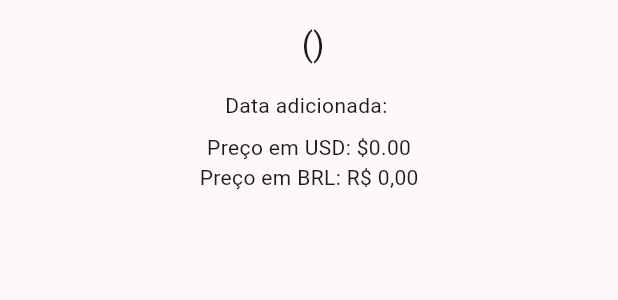
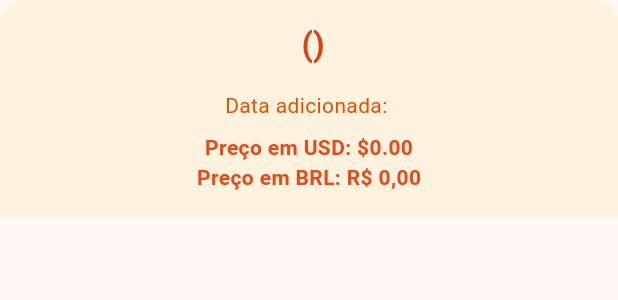
Before and after one commit to HeitorHrecek/coin_market, a Flutter app: the CryptoDetailSheet widget shown alone on an empty page, opened directly with empty values, on a phone screen of 412 x 824 dp. Shown: the top 300 px of the screen. Run offline on Flutter 3.47's test engine with Material 3 defaults, Android fonts, the phone set to English and light mode, and no system bars; our stand-ins replace connectivity_plus, pull_to_refresh; network calls fail.

Commit message:
Estilizando o App

```diff
--- a/lib/views/widgets/crypto_detail_sheet.dart
+++ b/lib/views/widgets/crypto_detail_sheet.dart
@@ -12,19 +12,32 @@ class CryptoDetailSheet extends StatelessWidget {
     final usdFormat = NumberFormat.currency(locale: 'en_US', symbol: '\$');
     final brlFormat = NumberFormat.currency(locale: 'pt_BR', symbol: 'R\$');
 
-    return Padding(
+    return Container(
+      decoration: BoxDecoration(
+        color: Colors.orange.shade50,
+        borderRadius: const BorderRadius.vertical(top: Radius.circular(16)),
+      ),
       padding: const EdgeInsets.all(16.0),
       child: Wrap(
         children: [
           Center(
             child: Column(
               children: [
-                Text('${crypto.name} (${crypto.symbol})', style: Theme.of(context).textTheme.titleLarge),
+                Text(
+                  '${crypto.name} (${crypto.symbol})',
+                  style: Theme.of(context).textTheme.titleLarge?.copyWith(
+                    color: Colors.deepOrange.shade800,
+                    fontWeight: FontWeight.bold
+                  ),
+                ),
                 const SizedBox(height: 16),
-                Text('Data adicionada: ${crypto.dateAdded}'),
+                Text('Data adicionada: ${crypto.dateAdded}',
+                  style: TextStyle(color: Colors.orange.shade900)),
                 const SizedBox(height: 8),
-                Text('Preço em USD: ${usdFormat.format(crypto.priceUsd)}'),
-                Text('Preço em BRL: ${brlFormat.format(crypto.priceBrl)}'),
+                Text('Preço em USD: ${usdFormat.format(crypto.priceUsd)}',
+                  style: TextStyle(color: Colors.deepOrange.shade700, fontWeight: FontWeight.bold)),
+                Text('Preço em BRL: ${brlFormat.format(crypto.priceBrl)}',
+                  style: TextStyle(color: Colors.deepOrange.shade700, fontWeight: FontWeight.bold)),
               ],
             ),
           ),
```
Also changed, not shown: lib/core/constants/app_styles.dart (+10 -2 lines), lib/main.dart (+9 -1 lines), lib/views/screens/crypto_list_screen.dart (+24 -5 lines), lib/views/widgets/crypto_card.dart (+5 -2 lines).
